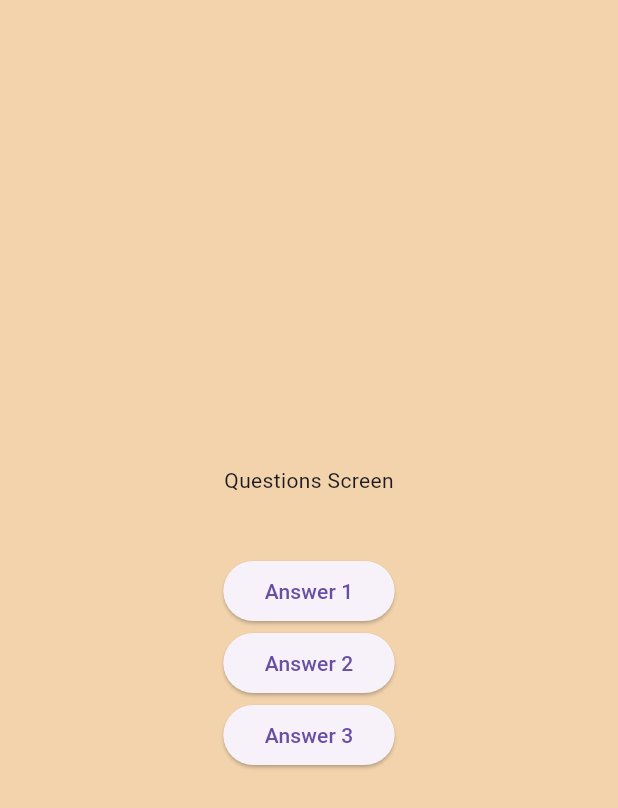
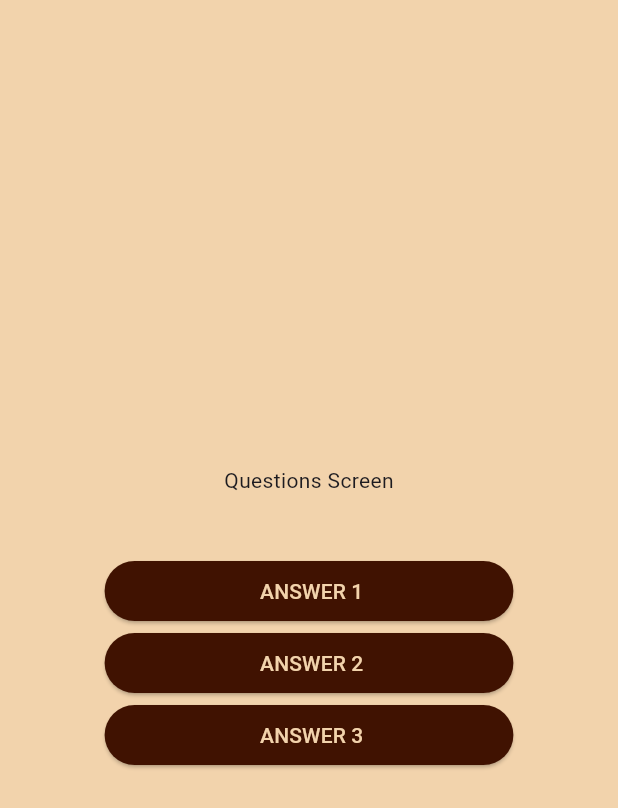
Before and after one commit to H4hmad/harry_potter_quiz, a Flutter app: the screen it shows after launch, after a tap on "Start Quiz!", on a phone screen of 412 x 824 dp. Shown: the top 808 px of the screen. Run offline on Flutter 3.47's test engine with Material 3 defaults, Android fonts, the phone set to English and light mode, and no system bars.

Commit message:
Working on the Questions Screen

```diff
--- a/harry_potter_quiz/lib/app_answer_button.dart
+++ b/harry_potter_quiz/lib/app_answer_button.dart
@@ -1,3 +1,28 @@
-class AnswerButton(){
+import 'package:flutter/material.dart';
 
+class AnswerButton extends StatelessWidget {
+  const AnswerButton(
+      {required this.answerText, required this.onAnswerSelect, super.key});
+
+  final String answerText;
+  final void Function() onAnswerSelect;
+
+  @override
+  Widget build(BuildContext context) {
+    return ElevatedButton(
+      onPressed: onAnswerSelect,
+      style: ElevatedButton.styleFrom(
+        padding: const EdgeInsets.symmetric(
+          vertical: 10,
+          horizontal: 100,
+        ),
+        foregroundColor: const Color(0xffF2D3AC),
+        backgroundColor: const Color(0xff401201),
+        shape: RoundedRectangleBorder(
+          borderRadius: BorderRadius.circular(25),
+        ),
+      ),
+      child: Text(answerText),
+    );
+  }
 }
--- a/harry_potter_quiz/lib/app_questions_screen.dart
+++ b/harry_potter_quiz/lib/app_questions_screen.dart
@@ -1,4 +1,5 @@
 import 'package:flutter/material.dart';
+import 'package:harry_potter_quiz/app_answer_button.dart';
 
 class QuestionsScreen extends StatefulWidget {
   const QuestionsScreen({super.key});
@@ -18,9 +19,9 @@ class _QuestionsScreenState extends State<QuestionsScreen> {
         children: [
           const Text('Questions Screen'),
           const SizedBox(height: 40),
-          ElevatedButton(onPressed: () {}, child: const Text(" Answer 1 ")),
-          ElevatedButton(onPressed: () {}, child: const Text(" Answer 2 ")),
-          ElevatedButton(onPressed: () {}, child: const Text(" Answer 3 "))
+          AnswerButton(answerText: " ANSWER 1", onAnswerSelect: () {}),
+          AnswerButton(answerText: " ANSWER 2", onAnswerSelect: () {}),
+          AnswerButton(answerText: " ANSWER 3", onAnswerSelect: () {}),
         ],
       ),
     );
```
